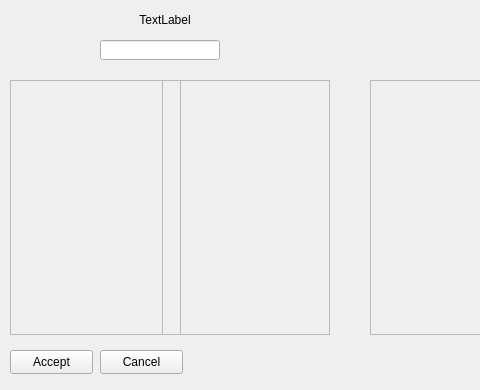
maresc-g/linumon, file MMO/Res/tradeview.ui: the form before one commit; both pictures show x 0 to 480 and y 0 to 390 of the 701 by 390 pixel window.
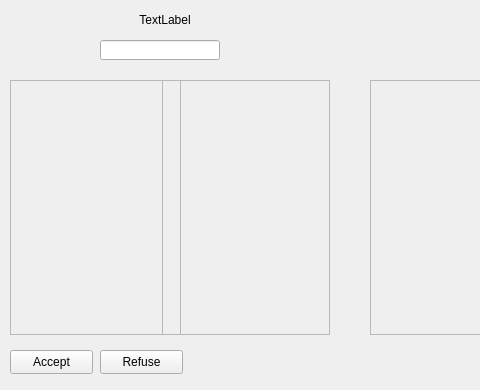
The form after the commit.

```diff
--- a/MMO/Res/tradeview.ui
+++ b/MMO/Res/tradeview.ui
@@ -193,7 +193,7 @@
     </rect>
    </property>
    <property name="text">
-    <string>Cancel</string>
+    <string>Refuse</string>
    </property>
   </widget>
  </widget>
```
